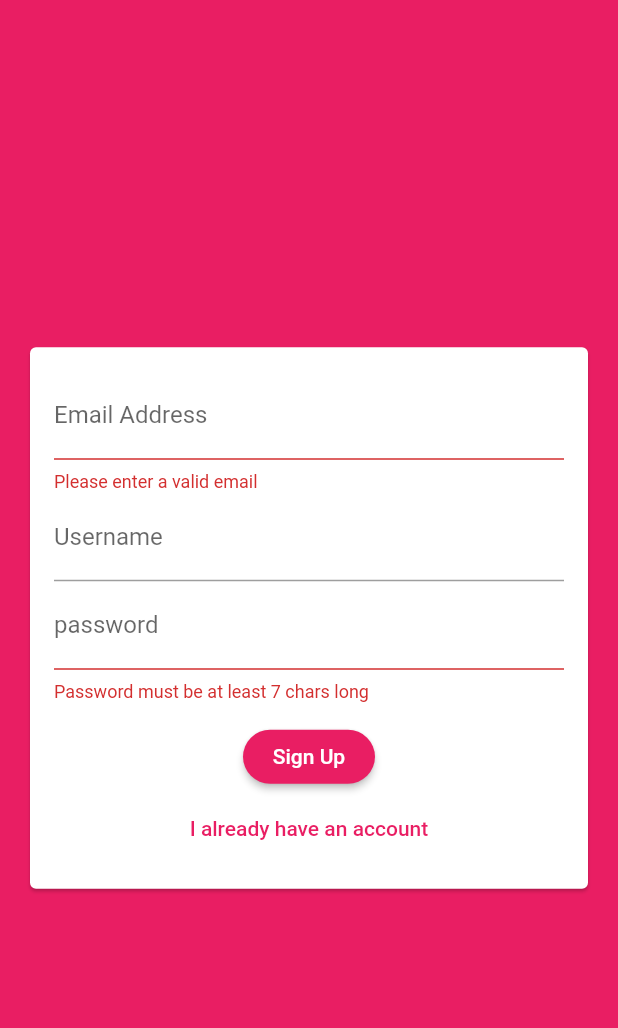
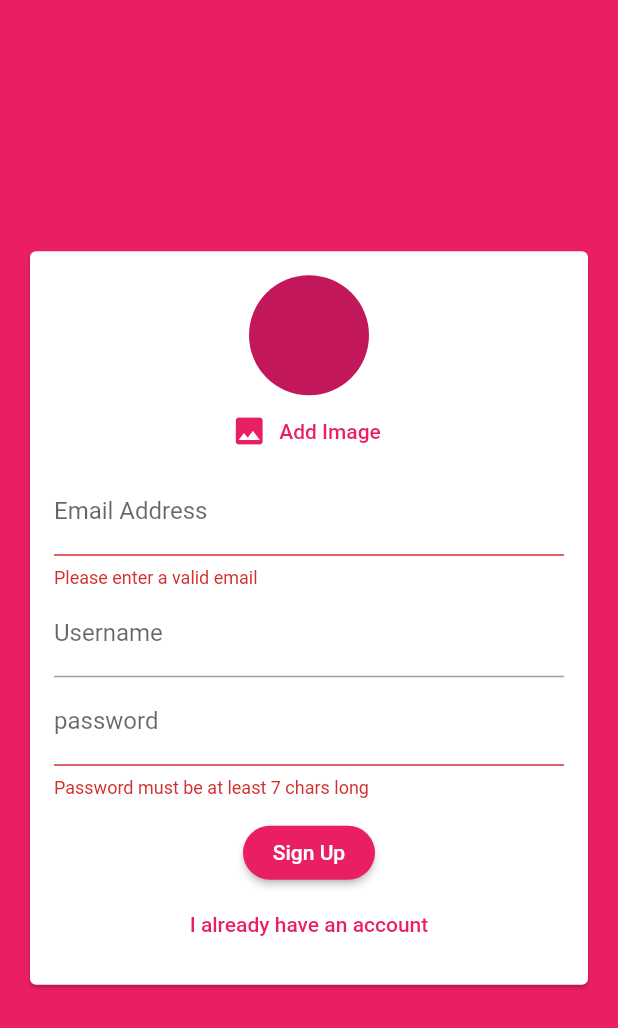
Before and after one commit to trance128/flutter-chat, a Flutter app: the screen it shows after launch, after a tap on "Login", after a tap on "Create new account", on a phone screen of 412 x 824 dp. Shown: the top 1028 px of the screen. Run offline on Flutter 3.47's test engine with Material 2 defaults, Android fonts, the phone set to English and light mode, and no system bars; our stand-ins replace cloud_firestore, firebase_auth, firebase_storage, image_picker; accounts and stored records are empty.

Commit message:
users can now choose profile pic

```diff
--- a/lib/screens/auth_screen.dart
+++ b/lib/screens/auth_screen.dart
@@ -1,7 +1,10 @@
+import 'dart:io';
+
 import 'package:flutter/material.dart';
 import 'package:firebase_auth/firebase_auth.dart';
 import 'package:flutter/services.dart';
 import 'package:cloud_firestore/cloud_firestore.dart';
+import 'package:firebase_storage/firebase_storage.dart';
 
 import '../widgets/auth/auth_form.dart';
 
@@ -18,6 +21,7 @@ class _AuthScreenState extends State<AuthScreen> {
     String email,
     String userName,
     String password,
+    File image,
     bool isLogin,
     BuildContext ctx,
   ) async {
@@ -33,6 +37,11 @@ class _AuthScreenState extends State<AuthScreen> {
       } else {
         authResult = await _auth.createUserWithEmailAndPassword(
             email: email, password: password);
+
+        final ref = FirebaseStorage.instance.ref().child('user_image').child(authResult.user.uid + '.jpg');
+
+        await ref.putFile(image).onComplete;
+
         await Firestore.instance
             .collection('users')
             .document(authResult.user.uid)
--- a/lib/widgets/auth/auth_form.dart
+++ b/lib/widgets/auth/auth_form.dart
@@ -1,4 +1,8 @@
+import 'dart:io';
+
 import 'package:flutter/material.dart';
+
+import '../pickers/user_image_picker.dart';
 
 class AuthForm extends StatefulWidget {
   AuthForm(this.submitFn, this.isLoading);
@@ -7,6 +11,7 @@ class AuthForm extends StatefulWidget {
     String email,
     String userName,
     String password,
+    File userImageFile,
     bool isLogin,
     BuildContext ctx,
   ) submitFn;
@@ -22,10 +27,25 @@ class _AuthFormState extends State<AuthForm> {
   String _userEmail = '';
   String _userName = '';
   String _userPassword = '';
+  File _userImageFile;
+
+  void _pickedImage(File image) {
+    _userImageFile = image;
+  }
 
   void _trySubmit() {
     final isValid = _formKey.currentState.validate();
     FocusScope.of(context).unfocus();
+
+    if (_userImageFile == null && !_isLogin) {
+      Scaffold.of(context).showSnackBar(
+        SnackBar(
+          content: Text('Please pick an image'),
+          backgroundColor: Theme.of(context).errorColor,
+        ),
+      );
+      return;
+    }
 
     if (isValid) {
       _formKey.currentState.save();
@@ -33,6 +53,7 @@ class _AuthFormState extends State<AuthForm> {
         _userEmail.trim(),
         _userName.trim(),
         _userPassword.trim(),
+        _userImageFile,
         _isLogin,
         context,
       );
@@ -52,6 +73,7 @@ class _AuthFormState extends State<AuthForm> {
               child: Column(
                 mainAxisSize: MainAxisSize.min,
                 children: <Widget>[
+                  if (!_isLogin) UserImagePicker(_pickedImage),
                   TextFormField(
                     key: ValueKey('email'),
                     validator: (value) {
--- /dev/null
+++ b/lib/widgets/pickers/user_image_picker.dart
@@ -0,0 +1,44 @@
+import 'dart:io';
+
+import 'package:flutter/material.dart';
+import 'package:image_picker/image_picker.dart';
+
+class UserImagePicker extends StatefulWidget {
+  final void Function(File pickedImage) imagePickFn;
+
+  UserImagePicker(this.imagePickFn);
+
+  @override
+  _UserImagePickerState createState() => _UserImagePickerState();
+}
+
+class _UserImagePickerState extends State<UserImagePicker> {
+  File _pickedImage;
+
+  void _pickImage() async {
+    final pickedImageFile =
+        await ImagePicker.pickImage(source: ImageSource.camera);
+    setState(() {
+      _pickedImage = pickedImageFile;
+    });
+    widget.imagePickFn(pickedImageFile);
+  }
+
+  @override
+  Widget build(BuildContext context) {
+    return Column(
+      children: <Widget>[
+        CircleAvatar(
+          radius: 40,
+          backgroundImage: _pickedImage != null ? FileImage(_pickedImage) : null,
+        ),
+        FlatButton.icon(
+          textColor: Theme.of(context).primaryColor,
+          onPressed: _pickImage,
+          icon: Icon(Icons.image),
+          label: Text('Add Image'),
+        ),
+      ],
+    );
+  }
+}
--- a/pubspec.yaml
+++ b/pubspec.yaml
@@ -25,6 +25,9 @@ dependencies:
     sdk: flutter
   cloud_firestore: ^0.13.5
   firebase_auth: ^0.16.0
+  image_picker: ^0.6.6+1
+  firebase_storage: ^3.1.5
+
 
 
   # The following adds the Cupertino Icons font to your application.
```
Also changed, not shown: pubspec.lock.
